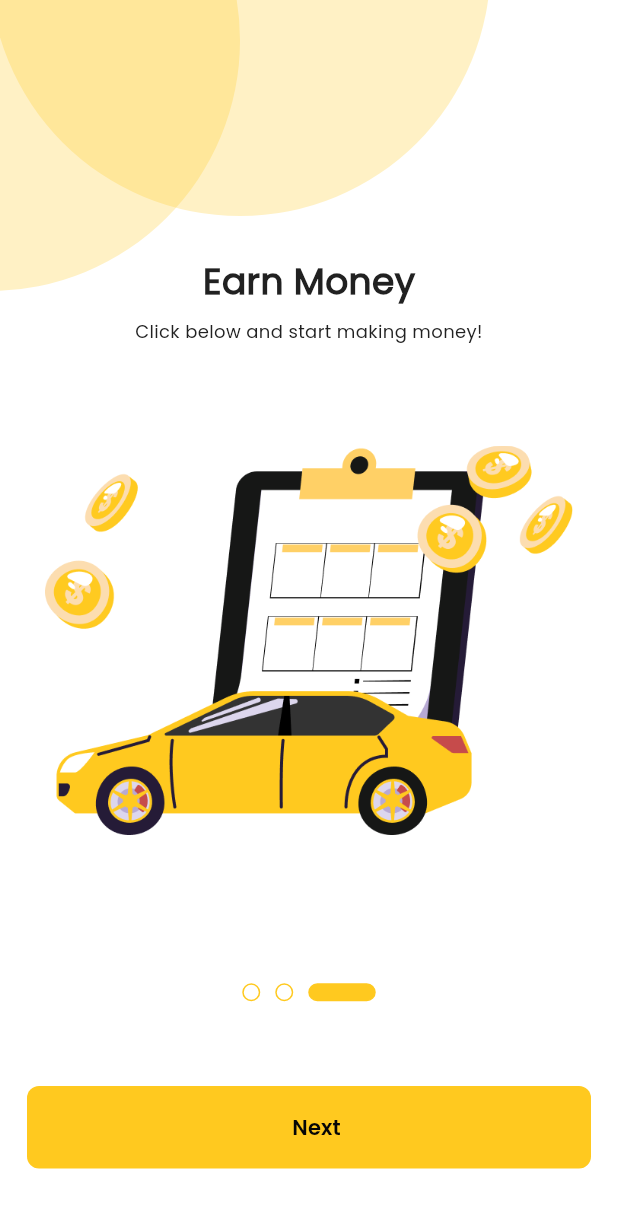
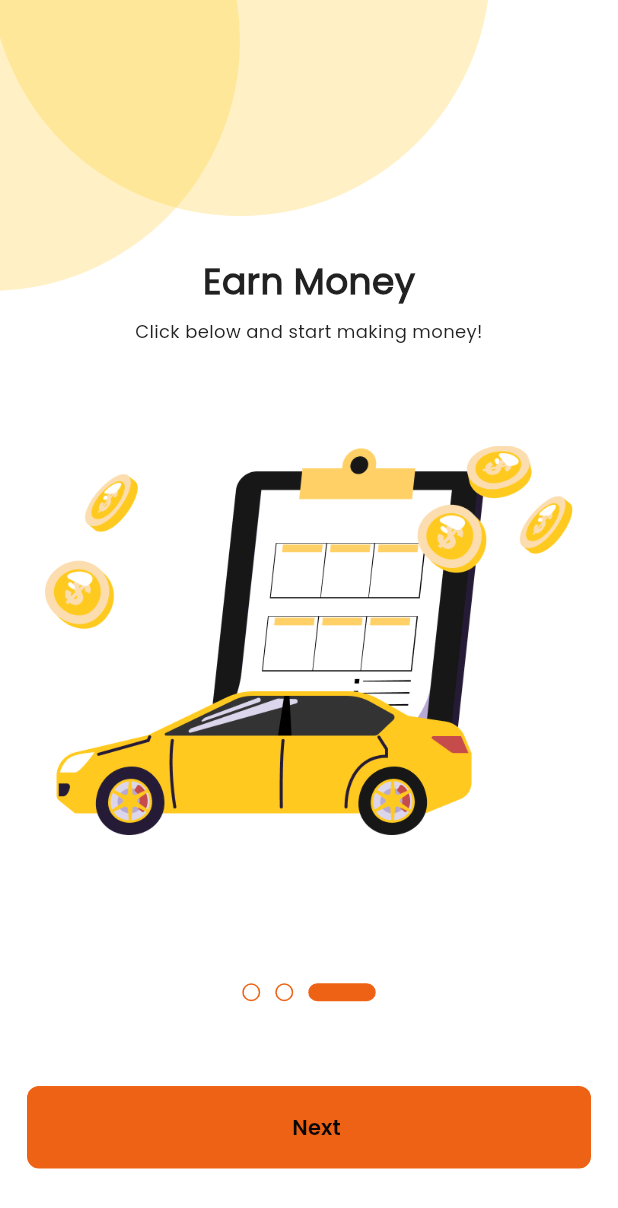
Before and after one commit to Mahmoud-Megahed1/Delivery-system, a Flutter app: the screen it shows after launch, swiped to page 3, on a phone screen of 412 x 824 dp. Shown: the top 1208 px of the screen. Run offline on Flutter 3.47's test engine with Material 3 defaults, Android fonts, the phone set to English and light mode, and no system bars; our stand-ins replace animated_toggle_switch, bloc, bot_toast, cached_network_image, cloud_firestore, connectivity_plus and 36 more; missing offline and left inert: connection_notifier, flutter_inappwebview, flutter_polyline_points, geoflutterfire_plus, onesignal_flutter; accounts and stored records are empty.

Commit message:
Brand color update to Orange and Grey

```diff
--- a/mobile_apps/driver_app/lib/core/utils/theme/project_color.dart
+++ b/mobile_apps/driver_app/lib/core/utils/theme/project_color.dart
@@ -2,8 +2,8 @@ import 'package:flutter/material.dart';
 
 import '../../services/data_store.dart';
 
-Color themeColor = const Color(0xffFFC91F);
-Color themeColor2 = const Color(0xff226EAB);
+Color themeColor = const Color(0xffEE6215);
+Color themeColor2 = const Color(0xff5F5F5F);
 Color whiteColor = const Color(0xffFFFFFF);
 Color blackColor = const Color.fromARGB(255, 6, 6, 6);
 Color ginColor = const Color(0xFFE4EFE5);
--- a/mobile_apps/rider_app/lib/core/utils/theme/project_color.dart
+++ b/mobile_apps/rider_app/lib/core/utils/theme/project_color.dart
@@ -3,8 +3,8 @@
 import 'package:ride_on/core/services/data_store.dart';
 import 'package:flutter/material.dart';
 
-Color themeColor = const Color(0xFFFFCA20);
-Color themeColor2 = const Color(0xff226EAB);
+Color themeColor = const Color(0xffEE6215);
+Color themeColor2 = const Color(0xff5F5F5F);
 Color whiteColor = const Color(0xffFFFFFF);
 Color blackColor = const Color.fromARGB(255, 6, 6, 6);
 Color ginColor = const Color(0xFFE4EFE5);
```
Also changed, not shown: 1 other file.
